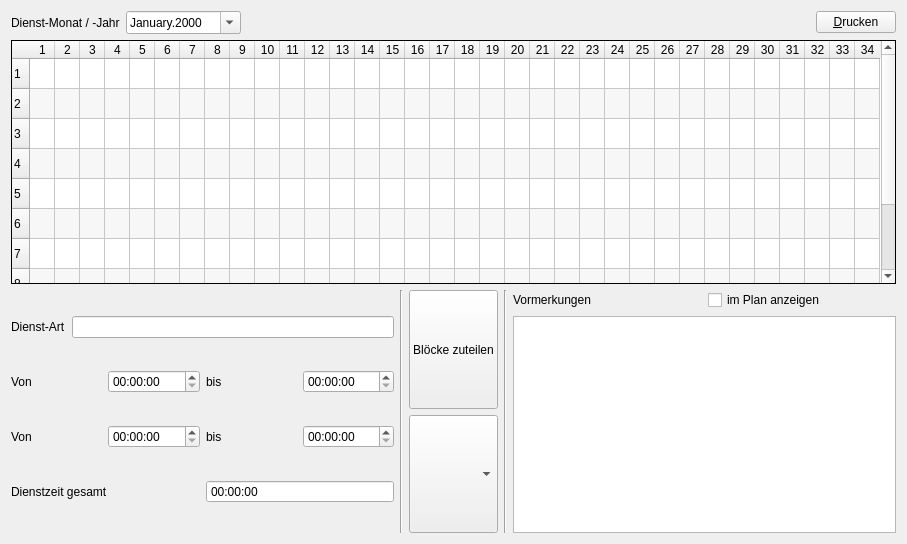
This is crosterwindow.ui in joergpauly/megaroster as Qt 5 draws it before an edit. The edited form follows.
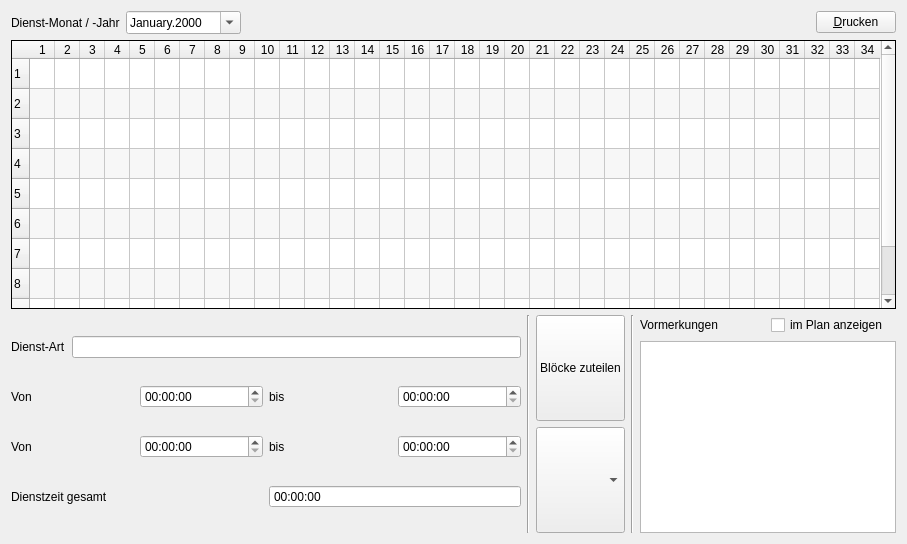
This is the edited form.

Commit message: Calender-Widget in CPrealertEdit

What changed in the file:
```diff
--- a/crosterwindow.ui
+++ b/crosterwindow.ui
@@ -299,6 +299,12 @@
        </item>
        <item>
         <widget class="QTableWidget" name="tblPrealerts">
+         <property name="sizePolicy">
+          <sizepolicy hsizetype="Preferred" vsizetype="Preferred">
+           <horstretch>0</horstretch>
+           <verstretch>0</verstretch>
+          </sizepolicy>
+         </property>
          <property name="toolTip">
           <string>Doppelklicken zum Übernehmen</string>
          </property>
```
The commit also changes 3 other files.
